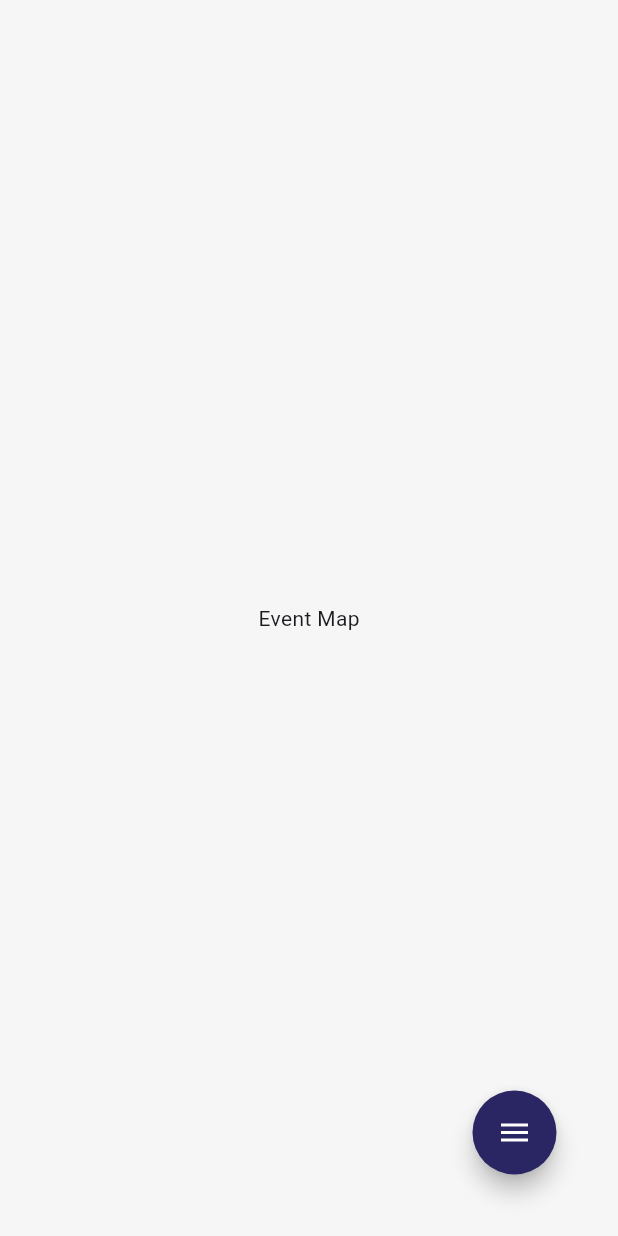
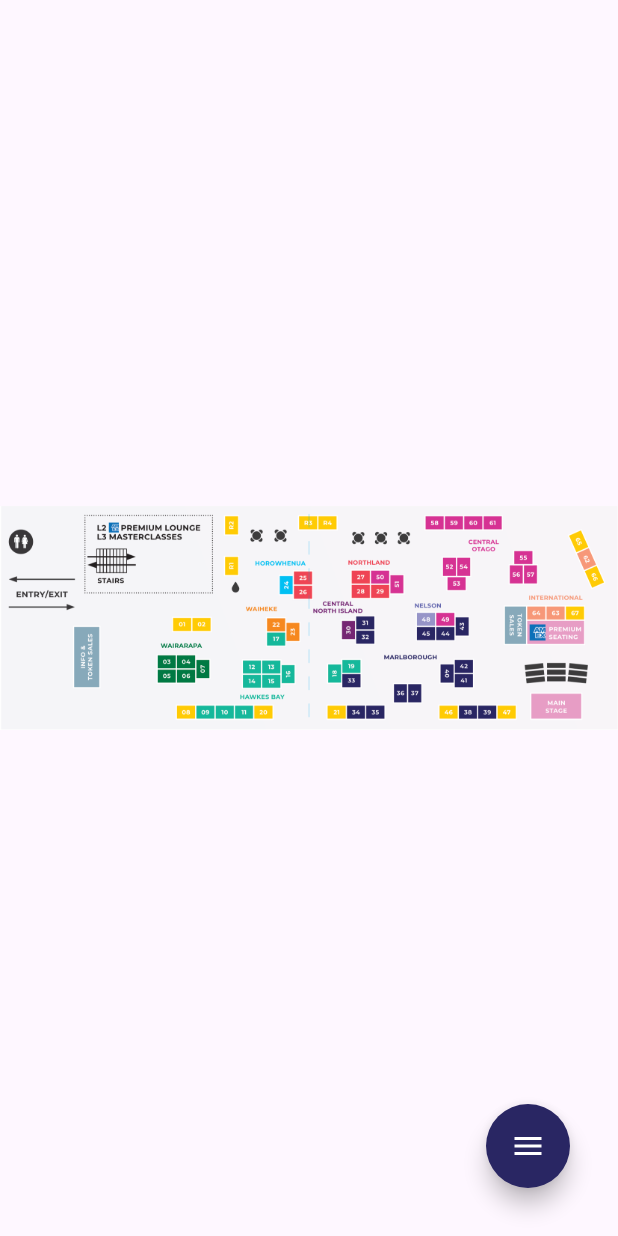
Before and after one commit to mnymkz/Winetopia, a Flutter app: the EventInfoMenu screen opened directly, on a phone screen of 412 x 824 dp. Run offline on Flutter 3.47's test engine with Material 3 defaults, Android fonts, the phone set to English and light mode, and no system bars; drawn by our look-alikes of flutter_speed_dial; our stand-ins replace cloud_firestore, curved_navigation_bar, dio, firebase_auth, firebase_core, flutter_dotenv and 1 more; missing offline and left inert: awesome_ripple_animation, flutter_stripe, nfc_manager; accounts and stored records are empty.

Commit message:
feat: add event map screen

```diff
--- a/lib/screens/event_info_menu.dart
+++ b/lib/screens/event_info/event_info_menu.dart
@@ -2,7 +2,8 @@
 
 import 'package:flutter/material.dart';
 import 'package:flutter_speed_dial/flutter_speed_dial.dart';
-import 'package:winetopia/screens/schedule.dart';
+import 'package:winetopia/screens/event_info/event_map.dart';
+import 'package:winetopia/screens/event_info/schedule.dart';
 
 class EventInfoMenu extends StatefulWidget {
   final int initialIndex;
@@ -23,7 +24,7 @@ class EventInfoMenuState extends State<EventInfoMenu> {
 
     // Initialize screens
     _screens = [
-      Center(child: Text('Event Map')), // Placeholder for Event Map screen
+      const EventMap(), // Event Map screen
       const Schedule(), // Event Schedule screen
       Center(child: Text('Exhibitors')), // Placeholder for Exhibitors Screen
     ];
@@ -45,7 +46,7 @@ class EventInfoMenuState extends State<EventInfoMenu> {
         backgroundColor: Color(0xFFF6F6F6),
         extendBody: false,
         floatingActionButton: Padding(
-          padding: const EdgeInsets.all(25.0),
+          padding: const EdgeInsets.all(16.0),
           child: SpeedDial(
               spacing: 5.0,
               animatedIcon: AnimatedIcons.menu_close,
--- /dev/null
+++ b/lib/screens/event_info/event_map.dart
@@ -0,0 +1,49 @@
+import 'package:flutter/material.dart';
+
+class EventMap extends StatefulWidget {
+  const EventMap({super.key});
+
+  @override
+  State<EventMap> createState() => _EventMapState();
+}
+
+class _EventMapState extends State<EventMap> {
+  final _transformationController = TransformationController();
+  late TapDownDetails _doubleTapDetails;
+
+  final double minScale = 1;
+  final double maxScale = 3;
+
+  @override
+  Widget build(BuildContext context) {
+    return Scaffold(
+        body: Center(
+      child: GestureDetector(
+        onDoubleTapDown: (d) => _doubleTapDetails = d,
+        onDoubleTap: _handleDoubleTap,
+        child: SizedBox(
+          height: 500,
+          child: InteractiveViewer(
+            transformationController: _transformationController,
+            constrained: true,
+            minScale: minScale,
+            maxScale: maxScale,
+            child: Image.asset('assets/img/event_map.png'),
+          ),
+        ),
+      ),
+    ));
+  }
+
+  void _handleDoubleTap() {
+    if (_transformationController.value != Matrix4.identity()) {
+      _transformationController.value = Matrix4.identity();
+    } else {
+      final position = _doubleTapDetails.localPosition;
+      // For a 3x zoom
+      _transformationController.value = Matrix4.identity()
+        ..translate(-position.dx * 2, -position.dy * 2)
+        ..scale(3.0);
+    }
+  }
+}
--- a/lib/screens/navigation.dart
+++ b/lib/screens/navigation.dart
@@ -2,8 +2,8 @@
 
 import 'package:flutter/material.dart';
 import 'package:curved_navigation_bar/curved_navigation_bar.dart';
-import 'package:winetopia/screens/event_info_menu.dart';
-import 'package:winetopia/screens/schedule.dart';
+import 'package:winetopia/screens/event_info/event_info_menu.dart';
+import 'package:winetopia/screens/event_info/schedule.dart';
 import 'package:winetopia/screens/transaction_history/transaction_history.dart';
 import 'package:winetopia/services/auth.dart';
 import 'home/home.dart';
--- a/pubspec.yaml
+++ b/pubspec.yaml
@@ -75,6 +75,7 @@ flutter:
         - assets/img/winetopia_logo.png
         - assets/img/wine_glass.png
         - assets/img/tap_here.png
+        - assets/img/event_map.png
 
     # To add assets to your application, add an assets section, like this:
     # assets:
```
Also changed, not shown: assets/img/event_map.png (added), lib/screens/event_info/schedule.dart (renamed from lib/screens/schedule.dart).
